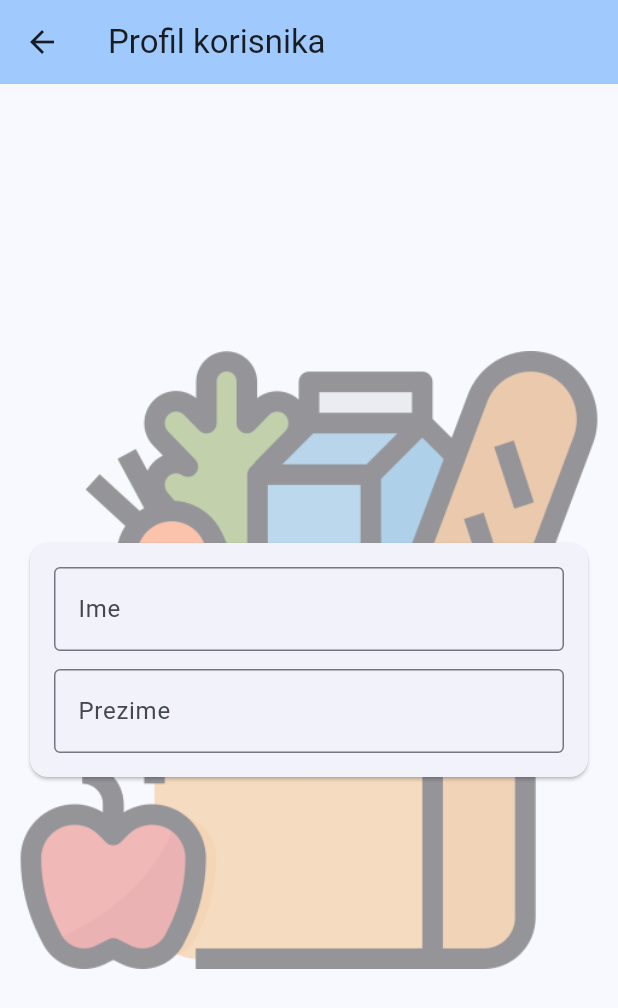
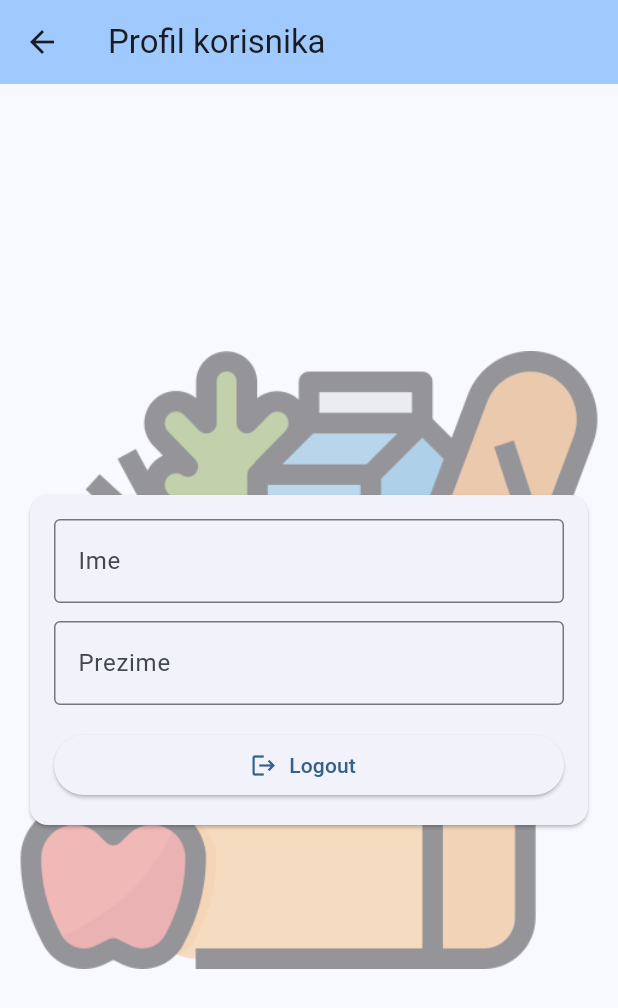
Before and after one commit to IvanSamardzic1/DiplomskiRad, a Flutter app: the ProfilePage screen opened directly, on a phone screen of 412 x 824 dp. Shown: the top 1008 px of the screen. Run offline on Flutter 3.47's test engine with Material 3 defaults, Android fonts, the phone set to English and light mode, and no system bars; our stand-ins replace shared_preferences, sqflite; accounts and stored records are empty.

Commit message:
Napravljena registracija, login i logout

```diff
--- a/Kod/lib/profile.dart
+++ b/Kod/lib/profile.dart
@@ -1,7 +1,54 @@
 import 'package:flutter/material.dart';
+import 'package:shared_preferences/shared_preferences.dart';
 
-class ProfilePage extends StatelessWidget {
+import 'authscreen.dart';
+import 'database_helper2.dart' as auth_db;
+
+class ProfilePage extends StatefulWidget {
   const ProfilePage({super.key});
+
+  @override
+  State<ProfilePage> createState() => _ProfilePageState();
+}
+
+class _ProfilePageState extends State<ProfilePage> {
+
+  String _ime = '';
+  String _prezime = '';
+  bool _isLoading = true;
+
+  @override
+  void initState() {
+    super.initState();
+    _loadUserData();
+  }
+
+  Future<void> _loadUserData() async {
+    final prefs = await SharedPreferences.getInstance();
+    final email = prefs.getString('loggedInEmail');
+
+    if (email != null && email.trim().isNotEmpty) {
+      final user = await auth_db.DatabaseHelper.getUserByMail(email);
+      if (user != null) {
+        _ime = (user['ime'] ?? '').toString();
+        _prezime = (user['prezime'] ?? '').toString();
+      }
+    }
+
+    if (!mounted) return;
+    setState(() {
+      _isLoading = false;
+    });
+  }
+
+  Future<void> _logout() async {
+    final prefs = await SharedPreferences.getInstance();
+    await prefs.setBool('isLoggedIn', false);
+    await prefs.remove('loggedInEmail');
+
+    if (!mounted) return;
+    Navigator.of(context).pushNamedAndRemoveUntil('/', (route) => false);
+  }
 
   @override
   Widget build(BuildContext context) {
@@ -27,20 +74,38 @@ class ProfilePage extends StatelessWidget {
               child: Card(
                 child: Padding(
                   padding: const EdgeInsets.all(16),
-                  child: Column(
+                  child: _isLoading
+                      ? const Padding(
+                    padding: EdgeInsets.all(8),
+                    child: CircularProgressIndicator(),
+                  )
+                      : Column(
                     mainAxisSize: MainAxisSize.min,
-                    children: const [
-                      TextField(
-                        decoration: InputDecoration(
+                    children: [
+                      TextFormField(
+                        initialValue: _ime,
+                        readOnly: true,
+                        decoration: const InputDecoration(
                           labelText: 'Ime',
                           border: OutlineInputBorder(),
                         ),
                       ),
-                      SizedBox(height: 12),
-                      TextField(
-                        decoration: InputDecoration(
+                      const SizedBox(height: 12),
+                      TextFormField(
+                        initialValue: _prezime,
+                        readOnly: true,
+                        decoration: const InputDecoration(
                           labelText: 'Prezime',
                           border: OutlineInputBorder(),
+                        ),
+                      ),
+                      const SizedBox(height: 16),
+                      SizedBox(
+                        width: double.infinity,
+                        child: ElevatedButton.icon(
+                          onPressed: _logout,
+                          icon: const Icon(Icons.logout),
+                          label: const Text('Logout'),
                         ),
                       ),
                     ],
--- a/Kod/pubspec.yaml
+++ b/Kod/pubspec.yaml
@@ -34,6 +34,7 @@ dependencies:
   sqflite: ^2.0.0+4
   path_provider: ^2.0.11
   shared_preferences: ^2.5.3
+  crypto: ^3.0.3
 
 dev_dependencies:
   flutter_test:
@@ -59,6 +60,7 @@ flutter:
   assets:
     - assets/projektnabaza.db
     - assets/slike/logo.png
+    - assets/bazadrugaverzija.db
 
   # To add assets to your application, add an assets section, like this:
   # assets:
```
Also changed, not shown: Kod/lib/authscreen.dart (+115 -20 lines), Kod/lib/database_helper2.dart (added, +102 -0 lines), Kod/pubspec.lock.
